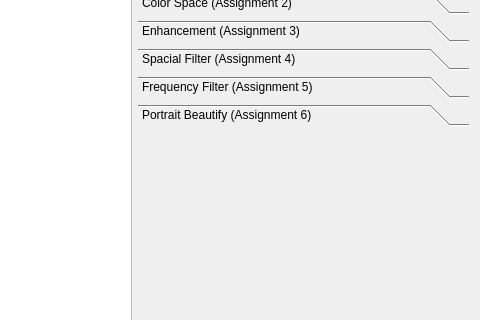
This is mainwindow.ui in lizy14/hello-lenna as Qt 5 draws it before an edit; both pictures show x 533 to 1013 and y 86 to 406 of the 1013 by 818 pixel window. The edited form follows.
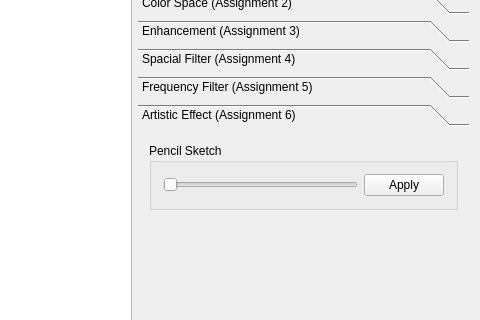
This is the edited form. The open tabs and pages were chosen to show the change.

Commit message: artistic effect: pencil sketch

The edit to the form file:
```diff
--- a/mainwindow.ui
+++ b/mainwindow.ui
@@ -700,8 +700,49 @@
             </rect>
            </property>
            <attribute name="label">
-            <string>Portrait Beautify (Assignment 6)</string>
+            <string>Artistic Effect (Assignment 6)</string>
            </attribute>
+           <layout class="QVBoxLayout" name="verticalLayout_17">
+            <item>
+             <widget class="QGroupBox" name="groupBox_11">
+              <property name="title">
+               <string>Pencil Sketch</string>
+              </property>
+              <layout class="QHBoxLayout" name="horizontalLayout_6">
+               <item>
+                <widget class="QSlider" name="sliderPencil">
+                 <property name="maximum">
+                  <number>50</number>
+                 </property>
+                 <property name="orientation">
+                  <enum>Qt::Horizontal</enum>
+                 </property>
+                </widget>
+               </item>
+               <item>
+                <widget class="QPushButton" name="btnPencil">
+                 <property name="text">
+                  <string>Apply</string>
+                 </property>
+                </widget>
+               </item>
+              </layout>
+             </widget>
+            </item>
+            <item>
+             <spacer name="verticalSpacer_7">
+              <property name="orientation">
+               <enum>Qt::Vertical</enum>
+              </property>
+              <property name="sizeHint" stdset="0">
+               <size>
+                <width>20</width>
+                <height>40</height>
+               </size>
+              </property>
+             </spacer>
+            </item>
+           </layout>
           </widget>
           <widget class="QWidget" name="page_7">
            <property name="geometry">
```
Left out of the diff: 2 changed lines with no effect on the pictures. The commit also changes 4 other files.
